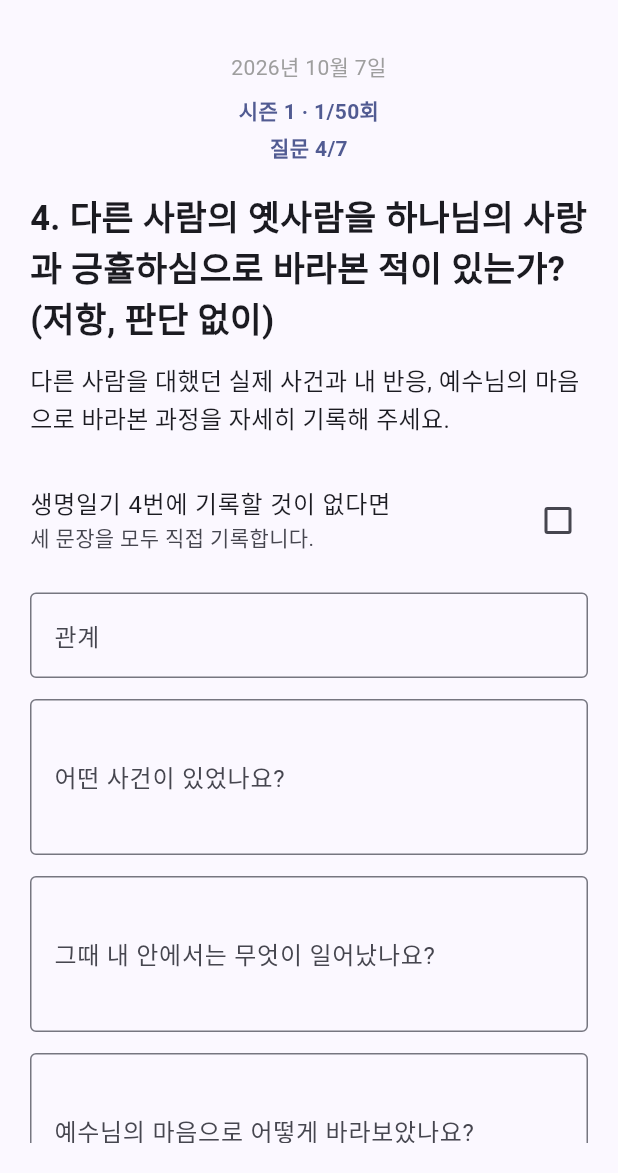
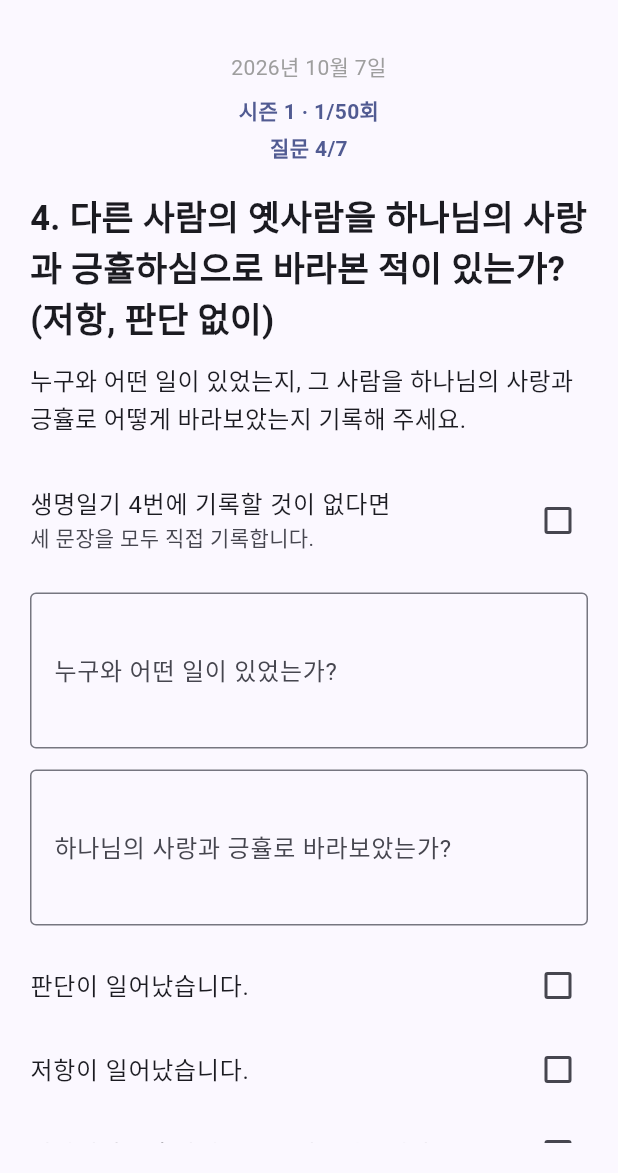
Before and after one commit to seungki-kang/CHGO-Life-Diary-Flutter, a Flutter app: the LifeDiaryQuestion4Page screen opened directly with empty values, on a phone screen of 412 x 824 dp, the part 63-1236 px from its top. Run offline on Flutter 3.47's test engine with Material 3 defaults, Android fonts, the phone set to English and light mode, and no system bars; our stand-ins replace sqflite; accounts and stored records are empty.

Commit message:
Simplify Life Diary questions and improve input UX LD-FL-011

```diff
--- a/lib/presentation/questions/question_4_page.dart
+++ b/lib/presentation/questions/question_4_page.dart
@@ -27,8 +27,6 @@ class _LifeDiaryQuestion4PageState extends State<LifeDiaryQuestion4Page> {
   ];
 
   final TextEditingController personController = TextEditingController();
-  final TextEditingController eventController = TextEditingController();
-  final TextEditingController responseController = TextEditingController();
   final TextEditingController loveController = TextEditingController();
   final TextEditingController declarationController = TextEditingController();
   final TextEditingController additionalConfessionController =
@@ -38,7 +36,6 @@ class _LifeDiaryQuestion4PageState extends State<LifeDiaryQuestion4Page> {
   bool noRecordToday = false;
   bool judged = false;
   bool resisted = false;
-  bool viewedWithLove = false;
   bool viewedWithCompassion = false;
   String? newDiscoveryChoice;
   final Set<String> additionalOldSelves = {};
@@ -53,17 +50,15 @@ class _LifeDiaryQuestion4PageState extends State<LifeDiaryQuestion4Page> {
     super.initState();
     final draft = currentLifeDiaryDraft;
     stage = draft.q4Stage;
-    personController.text = draft.q4Person;
-    eventController.text = draft.q4Event;
-    responseController.text = draft.q4Response;
-    loveController.text = draft.q4Love;
+    personController.text = _combinedText(draft.q4Person, draft.q4Event);
+    loveController.text = _combinedText(draft.q4Response, draft.q4Love);
     declarationController.text = draft.q4Declaration;
     additionalConfessionController.text = draft.q4AdditionalConfession;
     noRecordToday = draft.q4NoRecord;
     judged = draft.q4Judged;
     resisted = draft.q4Resisted;
-    viewedWithLove = draft.q4ViewedWithLove;
-    viewedWithCompassion = draft.q4ViewedWithCompassion;
+    viewedWithCompassion =
+        draft.q4ViewedWithCompassion || draft.q4ViewedWithLove;
     newDiscoveryChoice = draft.q4NewDiscoveryChoice;
     additionalOldSelves.addAll(draft.q4AdditionalOldSelves);
     acceptsOwnership = draft.q4OwnershipRealized;
@@ -76,15 +71,15 @@ class _LifeDiaryQuestion4PageState extends State<LifeDiaryQuestion4Page> {
     final draft = currentLifeDiaryDraft;
     draft.q4Stage = stage;
     draft.q4Person = personController.text;
-    draft.q4Event = eventController.text;
-    draft.q4Response = responseController.text;
+    draft.q4Event = '';
+    draft.q4Response = '';
     draft.q4Love = loveController.text;
     draft.q4Declaration = declarationController.text;
     draft.q4AdditionalConfession = additionalConfessionController.text;
     draft.q4NoRecord = noRecordToday;
     draft.q4Judged = judged;
     draft.q4Resisted = resisted;
-    draft.q4ViewedWithLove = viewedWithLove;
+    draft.q4ViewedWithLove = false;
     draft.q4ViewedWithCompassion = viewedWithCompassion;
     draft.q4NewDiscoveryChoice = newDiscoveryChoice;
     draft.q4AdditionalOldSelves
@@ -101,6 +96,16 @@ class _LifeDiaryQuestion4PageState extends State<LifeDiaryQuestion4Page> {
 
   String formatDate(DateTime date) =>
       '${date.year}년 ${date.month}월 ${date.day}일';
+
+  String _combinedText(String first, String second) {
+    final normalizedFirst = first.trim();
+    final normalizedSecond = second.trim();
+    if (normalizedFirst.isEmpty) return normalizedSecond;
+    if (normalizedSecond.isEmpty || normalizedSecond == normalizedFirst) {
+      return normalizedFirst;
+    }
+    return '$normalizedFirst\n$normalizedSecond';
+  }
 
   String normalized(String text) =>
       text.replaceAll(RegExp(r'\s+'), '').replaceAll(RegExp(r'[.。]+$'), '');
@@ -124,10 +129,8 @@ class _LifeDiaryQuestion4PageState extends State<LifeDiaryQuestion4Page> {
 
   bool get eventComplete =>
       personController.text.trim().isNotEmpty &&
-      eventController.text.trim().isNotEmpty &&
-      responseController.text.trim().isNotEmpty &&
       loveController.text.trim().isNotEmpty &&
-      (judged || resisted || viewedWithLove || viewedWithCompassion);
+      (judged || resisted || viewedWithCompassion);
 
   void beginQuestion4() {
     if (noRecordToday) {
@@ -290,8 +293,6 @@ class _LifeDiaryQuestion4PageState extends State<LifeDiaryQuestion4Page> {
   void dispose() {
     saveQ4Draft();
     personController.dispose();
-    eventController.dispose();
-    responseController.dispose();
     loveController.dispose();
     declarationController.dispose();
     additionalConfessionController.dispose();
@@ -390,7 +391,7 @@ class _LifeDiaryQuestion4PageState extends State<LifeDiaryQuestion4Page> {
         ),
         const SizedBox(height: 12),
         const Text(
-          '다른 사람을 대했던 실제 사건과 내 반응, 예수님의 마음으로 바라본 과정을 자세히 기록해 주세요.',
+          '누구와 어떤 일이 있었는지, 그 사람을 하나님의 사랑과 긍휼로 어떻게 바라보았는지 기록해 주세요.',
           style: TextStyle(fontSize: 16, height: 1.5),
         ),
         const SizedBox(height: 20),
@@ -405,35 +406,13 @@ class _LifeDiaryQuestion4PageState extends State<LifeDiaryQuestion4Page> {
           const SizedBox(height: 12),
           TextField(
             controller: personController,
-            onChanged: (_) => setState(() {}),
-            decoration: const InputDecoration(
-              border: OutlineInputBorder(),
-              labelText: '관계',
-              hintText: '예: 배우자, 자녀, 가족, 교회 구성원, 직장 동료',
-            ),
-          ),
-          const SizedBox(height: 14),
-          TextField(
-            controller: eventController,
             minLines: 3,
             maxLines: 5,
             onChanged: (_) => setState(() {}),
             decoration: const InputDecoration(
               border: OutlineInputBorder(),
-              labelText: '어떤 사건이 있었나요?',
-              hintText: '다른 사람의 옛사람이 드러난 상황을 자세히 기록해 주세요.',
-            ),
-          ),
-          const SizedBox(height: 14),
-          TextField(
-            controller: responseController,
-            minLines: 3,
-            maxLines: 5,
-            onChanged: (_) => setState(() {}),
-            decoration: const InputDecoration(
-              border: OutlineInputBorder(),
-              labelText: '그때 내 안에서는 무엇이 일어났나요?',
-              hintText: '생각, 감정, 판단이나 저항을 구체적으로 기록해 주세요.',
+              labelText: '누구와 어떤 일이 있었는가?',
+              hintText: '상대방과 있었던 일을 함께 기록해 주세요.',
             ),
           ),
           const SizedBox(height: 14),
@@ -444,7 +423,7 @@ class _LifeDiaryQuestion4PageState extends State<LifeDiaryQuestion4Page> {
             onChanged: (_) => setState(() {}),
             decoration: const InputDecoration(
               border: OutlineInputBorder(),
-              labelText: '예수님의 마음으로 어떻게 바라보았나요?',
+              labelText: '하나님의 사랑과 긍휼로 바라보았는가?',
               hintText: '하나님의 사랑과 긍휼하심으로 바라본 과정을 기록해 주세요.',
             ),
           ),
@@ -460,13 +439,6 @@ class _LifeDiaryQuestion4PageState extends State<LifeDiaryQuestion4Page> {
             value: resisted,
             title: const Text('저항이 일어났습니다.'),
             onChanged: (value) => setState(() => resisted = value ?? false),
-          ),
-          CheckboxListTile(
-            contentPadding: EdgeInsets.zero,
-            value: viewedWithLove,
-            title: const Text('하나님의 사랑으로 바라보았습니다.'),
-            onChanged: (value) =>
-                setState(() => viewedWithLove = value ?? false),
           ),
           CheckboxListTile(
             contentPadding: EdgeInsets.zero,
@@ -779,13 +751,9 @@ class _LifeDiaryQuestion4PageState extends State<LifeDiaryQuestion4Page> {
               child: Column(
                 crossAxisAlignment: CrossAxisAlignment.stretch,
                 children: [
-                  Text('관계\n${personController.text}'),
+                  Text('누구와 어떤 일이 있었는가?\n${personController.text}'),
                   const SizedBox(height: 10),
-                  Text('사건\n${eventController.text}'),
-                  const SizedBox(height: 10),
-                  Text('내 안의 반응\n${responseController.text}'),
-                  const SizedBox(height: 10),
-                  Text('예수님의 마음으로 바라본 과정\n${loveController.text}'),
+                  Text('하나님의 사랑과 긍휼로 바라보았는가?\n${loveController.text}'),
                   const SizedBox(height: 12),
                   Wrap(
                     spacing: 8,
@@ -793,8 +761,6 @@ class _LifeDiaryQuestion4PageState extends State<LifeDiaryQuestion4Page> {
                     children: [
                       if (judged) const Chip(label: Text('판단이 일어남')),
                       if (resisted) const Chip(label: Text('저항이 일어남')),
-                      if (viewedWithLove)
-                        const Chip(label: Text('하나님의 사랑으로 바라봄')),
                       if (viewedWithCompassion)
                         const Chip(label: Text('하나님의 긍휼로 바라봄')),
                     ],
--- a/lib/presentation/questions/question_5_page.dart
+++ b/lib/presentation/questions/question_5_page.dart
@@ -45,8 +45,10 @@ class _LifeDiaryQuestion5PageState extends State<LifeDiaryQuestion5Page> {
   String formatDate(DateTime date) =>
       '${date.year}년 ${date.month}월 ${date.day}일';
 
-  String normalized(String text) =>
-      text.replaceAll(RegExp(r'\s+'), '').replaceAll(RegExp(r'[,.，。]+$'), '');
+  String normalized(String text) => text
+      .replaceAll(RegExp(r'\s+'), '')
+      .replaceAll(RegExp(r'[,，]'), '')
+      .replaceAll(RegExp(r'[,.，。]+$'), '');
 
   void beginSelectedRecord() {
     if (selection == null) return;
```
Also changed, not shown: lib/presentation/questions/question_3_page.dart (+41 -42 lines), lib/presentation/questions/question_6_page.dart (+11 -0 lines), 1 other file.
